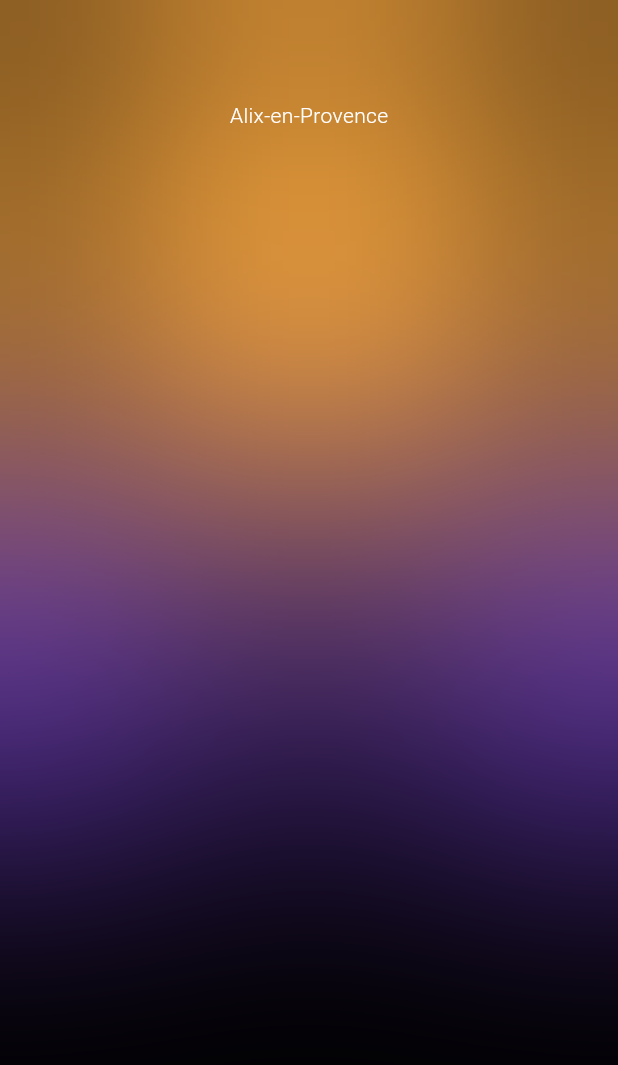
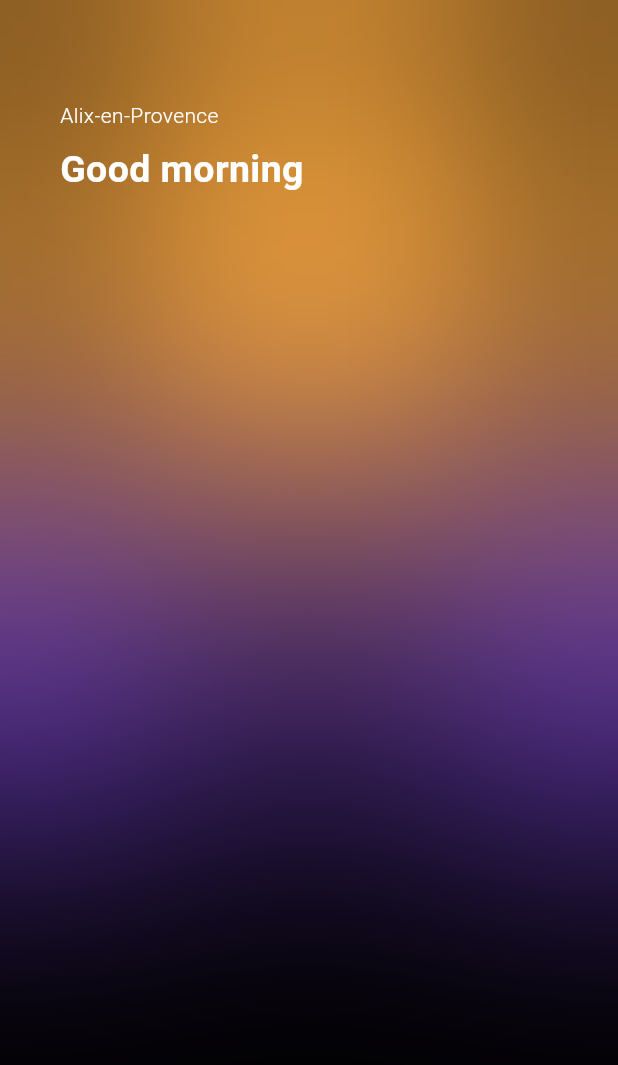
Before and after one commit to BigSteveAbdulmex/WeatherPulse, a Flutter app: the screen it shows after launch, on a phone screen of 412 x 824 dp. Shown: the top 1065 px of the screen. Run offline on Flutter 3.47's test engine with Material 3 defaults, Android fonts, the phone set to English and light mode, and no system bars; our stand-ins replace bloc, equatable.

Commit message:
Building the UI

```diff
--- a/lib/screens/home_screen.dart
+++ b/lib/screens/home_screen.dart
@@ -73,6 +73,7 @@ class HomeScreen extends StatelessWidget {
                 width: MediaQuery.of(context).size.width,
                 height: MediaQuery.of(context).size.height,
                 child: Column(
+                  crossAxisAlignment: CrossAxisAlignment.start,
                   children: [
                     Text(
                       'Alix-en-Provence',
@@ -80,7 +81,16 @@ class HomeScreen extends StatelessWidget {
                         color: Colors.white,
                         fontWeight: FontWeight.w300,
                       ),
-                    )
+                    ),
+                    const SizedBox(height: 8),
+                    Text(
+                      'Good morning',
+                      style: TextStyle(
+                        color: Colors.white,
+                        fontSize: 25,
+                        fontWeight: FontWeight.bold,
+                      ),
+                    ),
                   ],
                 ),
               ),
```
